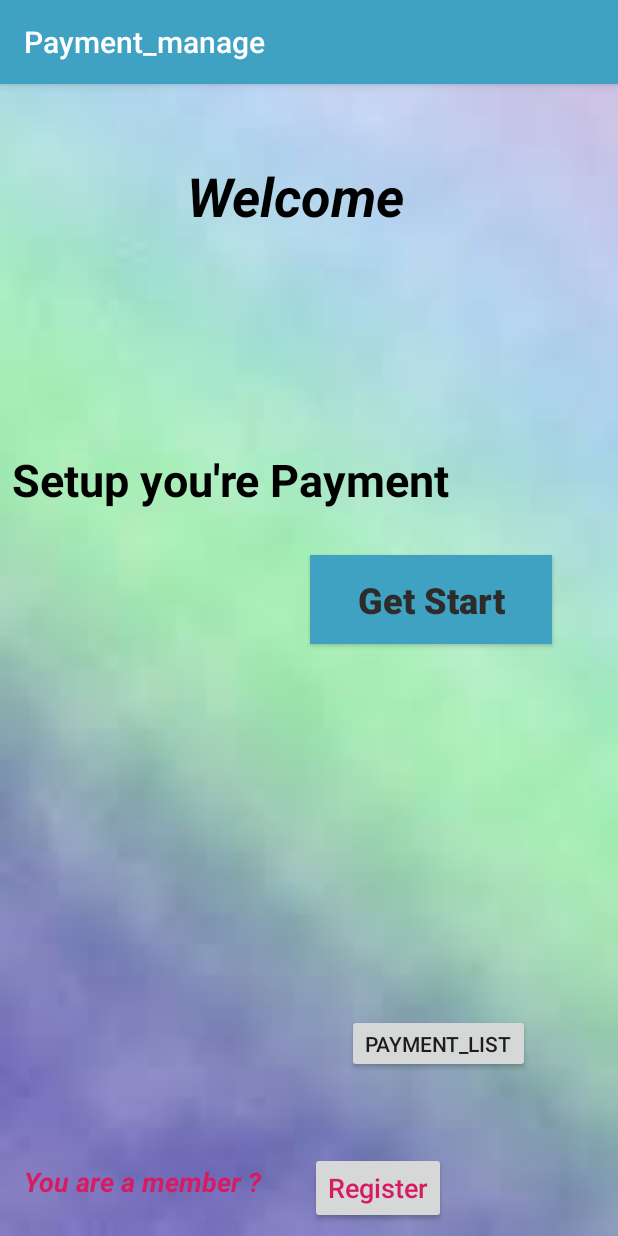
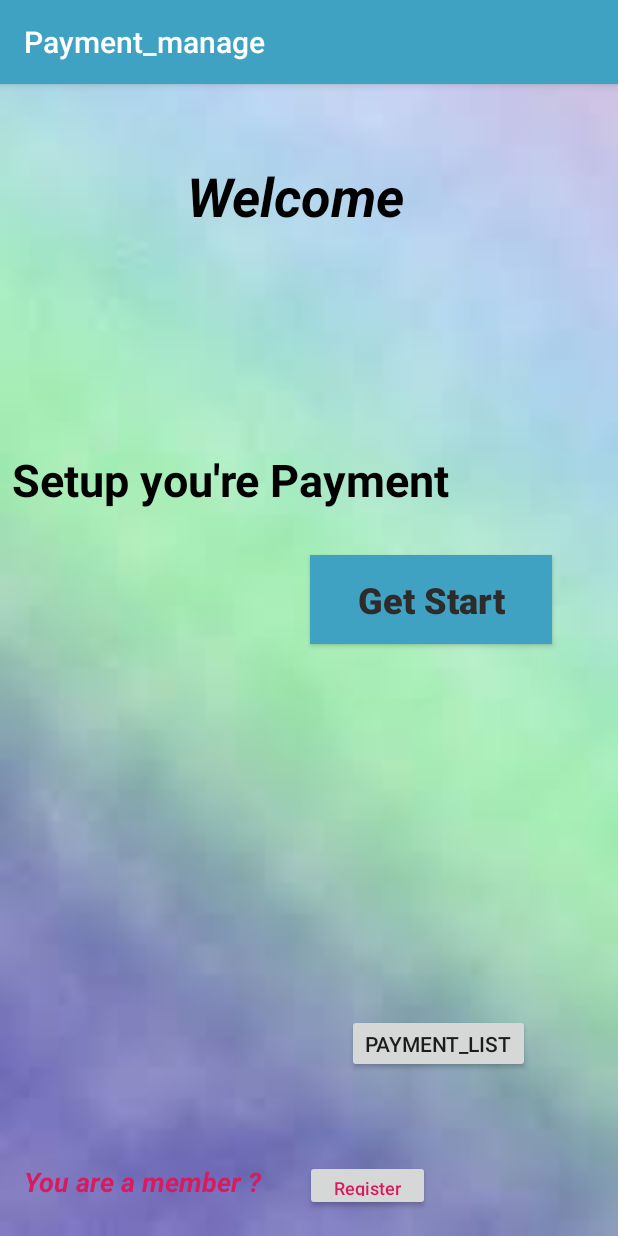
Before and after one commit to Dhananjaya98/PC-Store, an Android app: the screen it shows after launch (main_payment), on a phone screen of 412 x 824 dp. Run offline under Robolectric (Android 15) with nearby library versions, the phone set to English and light mode, and no system bars.

Commit message:
final commit 3

```diff
--- a/app/src/main/res/layout/activity_main_payment.xml
+++ b/app/src/main/res/layout/activity_main_payment.xml
@@ -84,8 +84,8 @@
 
     <Button
         android:id="@+id/button2"
-        android:layout_width="wrap_content"
-        android:layout_height="wrap_content"
+        android:layout_width="83dp"
+        android:layout_height="34dp"
         android:layout_marginStart="8dp"
         android:layout_marginTop="8dp"
         android:layout_marginEnd="8dp"
@@ -93,13 +93,13 @@
         android:text="@string/reg"
         android:textAllCaps="false"
         android:textColor="@color/colorAccent"
-        android:textSize="18sp"
+        android:textSize="12sp"
         app:layout_constraintBottom_toBottomOf="parent"
         app:layout_constraintEnd_toEndOf="parent"
-        app:layout_constraintHorizontal_bias="0.651"
+        app:layout_constraintHorizontal_bias="0.625"
         app:layout_constraintStart_toStartOf="parent"
         app:layout_constraintTop_toTopOf="parent"
-        app:layout_constraintVertical_bias="1.0" />
+        app:layout_constraintVertical_bias="0.988" />
 
     <Button
         android:id="@+id/button7"
```
